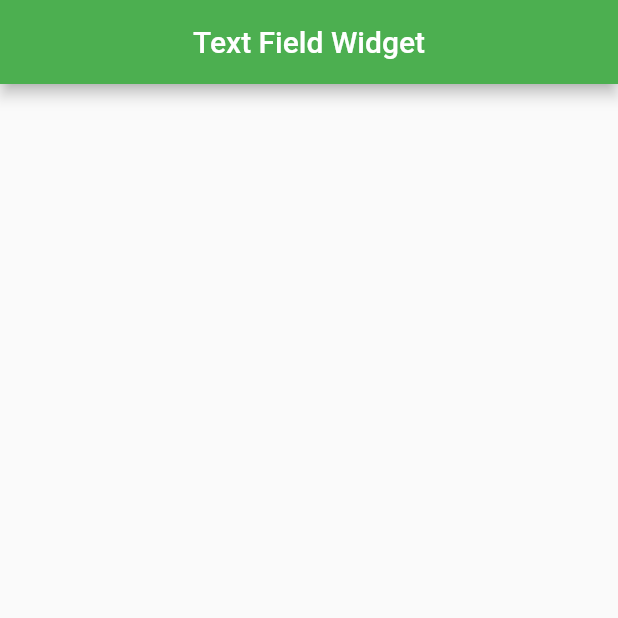
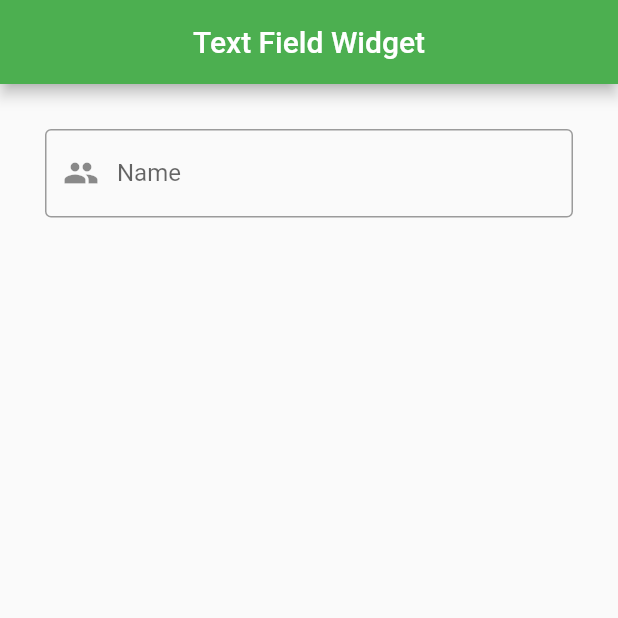
Before and after one commit to RashiqulRony/Flutter-Test-App, a Flutter app: the screen it shows after launch, on a phone screen of 412 x 824 dp, the top half of it. Run offline on Flutter 3.47's test engine with Material 2 defaults, Android fonts, the phone set to English and light mode, and no system bars.

Commit message:
Text input working

```diff
--- a/lib/screen/textfieldwidget.dart
+++ b/lib/screen/textfieldwidget.dart
@@ -8,7 +8,19 @@ class TextFieldWidget extends StatefulWidget {
 }
 
 class _TextFieldWidgetState extends State<TextFieldWidget> {
+
+  final TextEditingController controller = TextEditingController();
+
   @override
+
+  @override
+  void initState() {
+    super.initState();
+    controller.addListener(() {
+      setState(() {});
+    });
+  }
+
   Widget build(BuildContext context) {
     return Scaffold(
       appBar: AppBar(
@@ -17,7 +29,96 @@ class _TextFieldWidgetState extends State<TextFieldWidget> {
         centerTitle: true,
       ),
 
-      body: ListView(children: []),
+      body: ListView(
+        padding: EdgeInsets.all(30),
+        children: [
+          TextField(
+            textInputAction: TextInputAction.next,
+            keyboardType: TextInputType.text,
+            controller: controller,
+            decoration: InputDecoration(
+              border: OutlineInputBorder(),
+              labelText: "Name",
+              hintText: "Mr. Alex",
+              prefixIcon: Icon(Icons.people),
+              suffixIcon: controller.text.isEmpty ? Container(width: 0) : IconButton(
+                onPressed: (){
+                  controller.clear();
+                },
+                icon: Icon(Icons.clear)
+              )
+            ),
+        ),
+        // SizedBox(height: 25),
+        // TextField(
+        //   controller: controller,
+        //     decoration: InputDecoration(
+        //       border: OutlineInputBorder(),
+        //       labelText: "Email",
+        //       hintText: "test@test.com",
+        //       prefixIcon: Icon(Icons.mail),
+        //       suffixIcon: controller.text.isEmpty ? Container(width: 0) : IconButton(onPressed: (){
+        //         controller.clear();
+        //       }, icon: Icon(Icons.clear))
+        //     ),
+        // ),
+
+        // SizedBox(height: 25),
+        // TextField(
+        //   controller: controller,
+        //     decoration: InputDecoration(
+        //       border: OutlineInputBorder(),
+        //       labelText: "Phone",
+        //       hintText: "0100000000",
+        //       prefixIcon: Icon(Icons.phone),
+        //       suffixIcon: controller.text.isEmpty ? Container(width: 0) : IconButton(onPressed: (){
+        //         controller.clear();
+        //       }, icon: Icon(Icons.clear))
+        //     ),
+        // ),
+
+        // SizedBox(height: 25),
+        // TextField(
+        //   controller: controller,
+        //     decoration: InputDecoration(
+        //       border: OutlineInputBorder(),
+        //       labelText: "Password",
+        //       prefixIcon: Icon(Icons.password),
+        //       suffixIcon: controller.text.isEmpty ? Container(width: 0) : IconButton(onPressed: (){
+        //         controller.clear();
+        //       }, icon: Icon(Icons.remove_red_eye))
+        //     ),
+        // ),
+
+        // SizedBox(height: 25),
+        // TextField(
+        //   controller: controller,
+        //     decoration: InputDecoration(
+        //       border: OutlineInputBorder(),
+        //       labelText: "Confirm Password",
+        //       prefixIcon: Icon(Icons.password),
+        //       suffixIcon: controller.text.isEmpty ? Container(width: 0) : IconButton(onPressed: (){
+        //         controller.clear();
+        //       }, icon: Icon(Icons.remove_red_eye))
+        //     ),
+        // ),
+
+        //  SizedBox(height: 25),
+
+        //     OutlinedButton(
+        //       style: OutlinedButton.styleFrom(
+        //         minimumSize: Size(100, 50),
+        //         primary: Colors.green,
+        //         side: BorderSide(width: 2, color: Colors.green)
+        //       ),
+
+        //       onPressed: () {
+        //         print("Outlined Button Pressed");
+        //       },
+        //       child: Text("Submit"),
+
+        //     ),
+      ]),
     );
   }
 }
```
